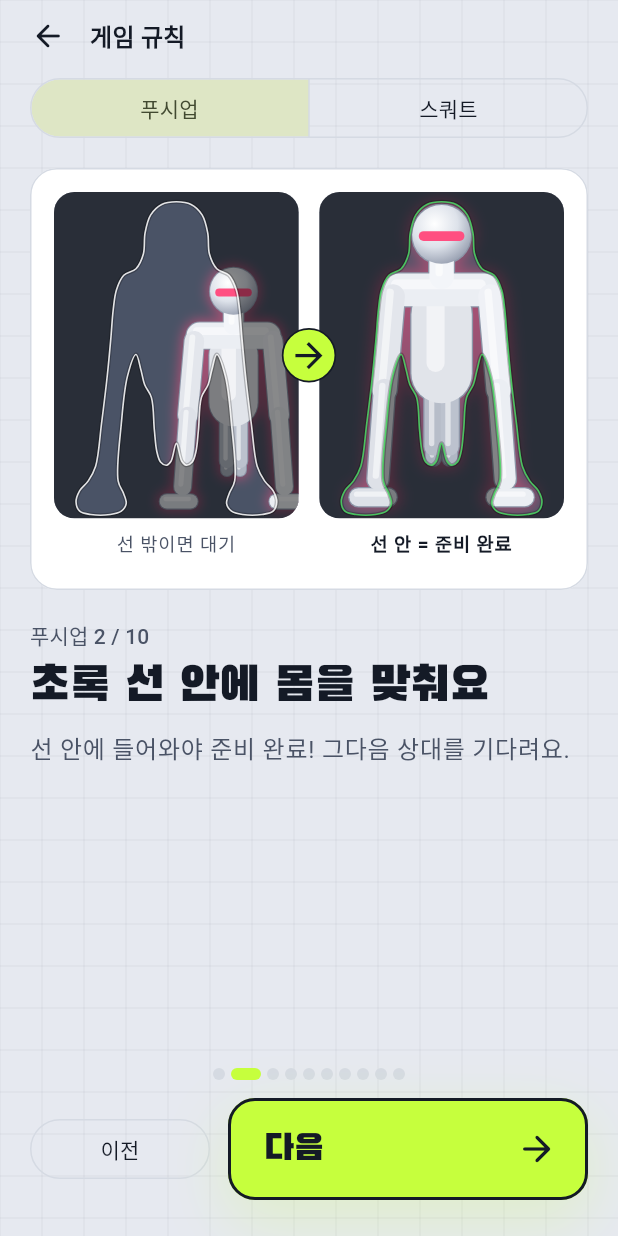
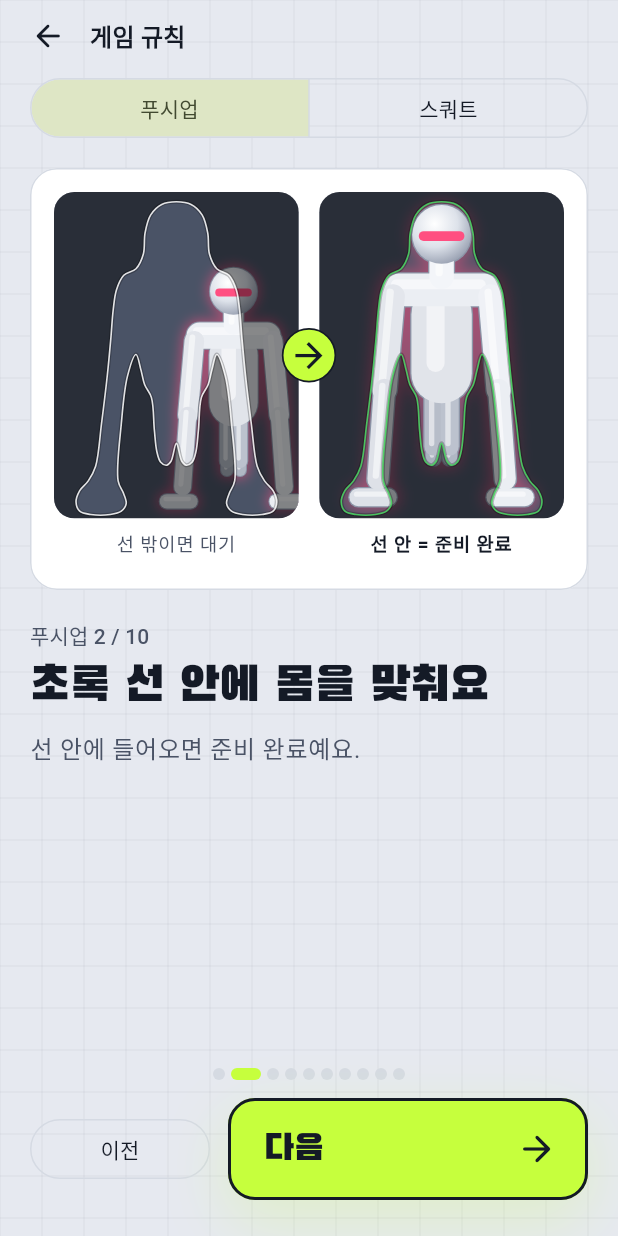
Before and after one commit to snuhcs-course/swpp-2026-project-team-04, a Flutter app: the HelpScreen screen opened by its route, swiped to page 2, on a phone screen of 412 x 824 dp. Run offline on Flutter 3.47's test engine with Material 3 defaults, Android fonts, the phone set to English and light mode, and no system bars; our stand-ins replace camera, fl_chart, flutter_secure_storage, flutter_tts, just_audio, permission_handler; missing offline and left inert: google_mlkit_pose_detection; accounts and stored records are empty; Roboto replaces fonts that are missing (IBMPlexSansKR).

Commit message:
fix(tutorial): keep every title and line on one line
After trying the tutorial on a phone, the user asked that no title or
description wrap. Titles, lines and the first-use hint now sit on one
line, shrunk to fit on a narrow screen or a large text size, and the
long lines are shorter. The hint moved out of the 완료 button, where it
wrapped, to a caption above the buttons.

```diff
--- a/gymrats_app/lib/screens/help_screen.dart
+++ b/gymrats_app/lib/screens/help_screen.dart
@@ -136,6 +136,21 @@ class _HelpScreenState extends State<HelpScreen> {
                       current: number - 1,
                       exercise: HelpRules.exerciseName(_tutorial.exercise),
                     ),
+                    if (_tutorial.isLast && onStart != null)
+                      Padding(
+                        padding: const EdgeInsets.fromLTRB(
+                          AppSpacing.s20,
+                          0,
+                          AppSpacing.s20,
+                          AppSpacing.s8,
+                        ),
+                        child: _OneLine(
+                          '홈 화면의 ?로 다시 볼 수 있어요',
+                          style: text.bodyMedium?.copyWith(
+                            color: AppColors.textSecondary,
+                          ),
+                        ),
+                      ),
                     Padding(
                       padding: const EdgeInsets.fromLTRB(
                         AppSpacing.s20,
@@ -158,9 +173,6 @@ class _HelpScreenState extends State<HelpScreen> {
                             flex: 2,
                             child: AccentButton(
                               title: _tutorial.isLast ? '완료' : '다음',
-                              hint: _tutorial.isLast && onStart != null
-                                  ? '홈 화면의 ?로 다시 볼 수 있어요'
-                                  : null,
                               onPressed: _next,
                             ),
                           ),
@@ -241,13 +253,31 @@ class _Page extends StatelessWidget {
           style: text.labelLarge?.copyWith(color: AppColors.textSecondary),
         ),
         const SizedBox(height: AppSpacing.s4),
-        Text(words.title, style: text.headlineLarge),
+        _OneLine(words.title, style: text.headlineLarge),
         const SizedBox(height: AppSpacing.s8),
-        Text(
+        _OneLine(
           words.body,
           style: text.bodyLarge?.copyWith(color: AppColors.textSecondary),
         ),
       ],
+    );
+  }
+}
+
+/// [text] on one line (user 2026-11-15): shrunk to fit a narrow screen or
+/// a large text size instead of wrapping.
+class _OneLine extends StatelessWidget {
+  const _OneLine(this.text, {this.style});
+
+  final String text;
+  final TextStyle? style;
+
+  @override
+  Widget build(BuildContext context) {
+    return FittedBox(
+      fit: BoxFit.scaleDown,
+      alignment: Alignment.centerLeft,
+      child: Text(text, maxLines: 1, softWrap: false, style: style),
     );
   }
 }
--- a/gymrats_app/lib/widgets/help_rules.dart
+++ b/gymrats_app/lib/widgets/help_rules.dart
@@ -48,24 +48,22 @@ abstract final class HelpRules {
       TutorialStep.intro => HelpPage(
         title: squat ? '스쿼트로 1:1 대결해요' : '푸시업으로 1:1 대결해요',
         body: squat
-            ? '$totalSeconds초 동안 겨뤄요. 점수는 푸시업과 같고 Average만 없어요.'
+            ? '$totalSeconds초 대결이에요. Average는 없어요.'
             : '다른 사람이나 RepBot과 $totalSeconds초 동안 겨뤄요.',
       ),
       TutorialStep.setup =>
         squat
             ? const HelpPage(
                 title: '휴대폰을 보고 서서 준비해요',
-                body: '몸 전체가 보이면 초록색! 상대가 준비될 때까지 기다려요.',
+                body: '몸 전체가 보이면 준비 완료예요.',
               )
             : const HelpPage(
                 title: '초록 선 안에 몸을 맞춰요',
-                body: '선 안에 들어와야 준비 완료! 그다음 상대를 기다려요.',
+                body: '선 안에 들어오면 준비 완료예요.',
               ),
       TutorialStep.battle => HelpPage(
         title: '점수로 겨루는 대결이에요',
-        body: squat
-            ? '한 번 앉았다 일어날 때마다 체력 바가 밀려요.'
-            : '한 번 할 때마다 체력 바가 상대 쪽으로 밀려요.',
+        body: squat ? '한 번 앉을 때마다 체력 바가 밀려요.' : '한 번 할 때마다 체력 바가 밀려요.',
       ),
       TutorialStep.excellent => HelpPage(
         title: squat ? '깊게 앉으면 Excellent' : '깊게 내려가면 Excellent',
@@ -83,9 +81,7 @@ abstract final class HelpRules {
       ),
       TutorialStep.fail => HelpPage(
         title: squat ? '얕게 앉으면 Fail' : '자세가 무너지면 Fail',
-        body: squat
-            ? '기준보다 얕거나 자세가 무너지면 점수가 없어요.'
-            : '너무 얕거나 자세가 흐트러지면 점수가 없어요.',
+        body: squat ? '기준선보다 얕게 앉으면 0점이에요.' : '너무 얕거나 흐트러지면 0점이에요.',
       ),
       TutorialStep.fever => HelpPage(
         title: '마지막 $feverSeconds초는 피버 타임',
@@ -96,7 +92,7 @@ abstract final class HelpRules {
         body: '체력 바를 끝까지 밀면 바로 끝나요.',
       ),
       TutorialStep.report => const HelpPage(
-        title: '끝나면 피드백 리포트를 받아요',
+        title: '끝나면 리포트를 받아요',
         body: "'자세 피드백 보기'에서 내 자세를 확인해요.",
       ),
     };
```
Also changed, not shown: 2 other files.
